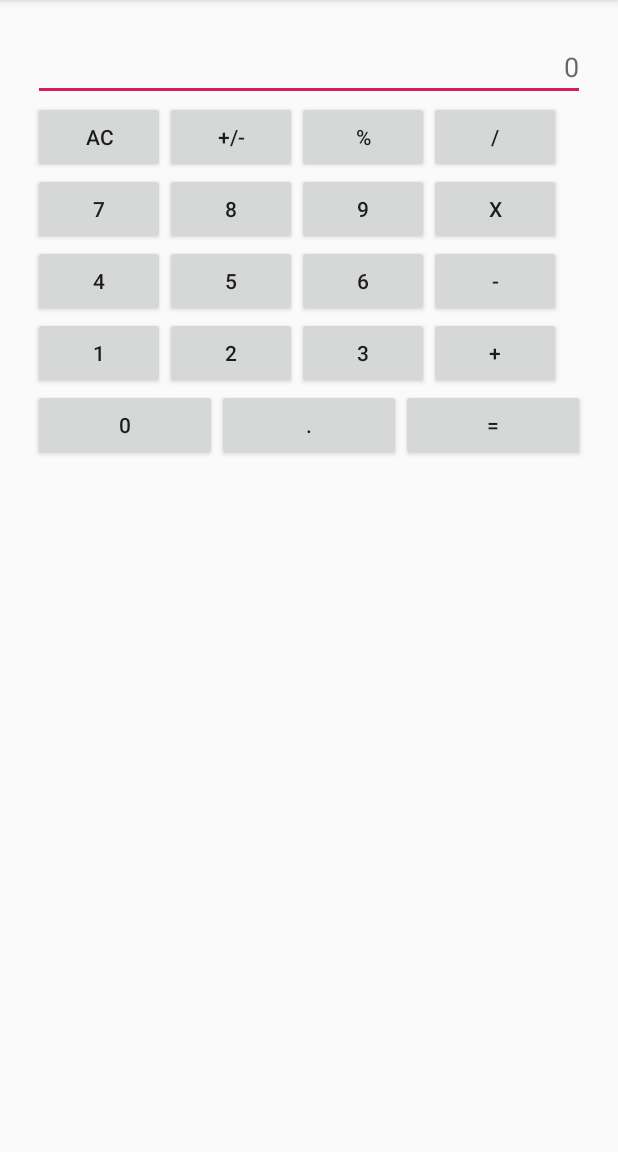
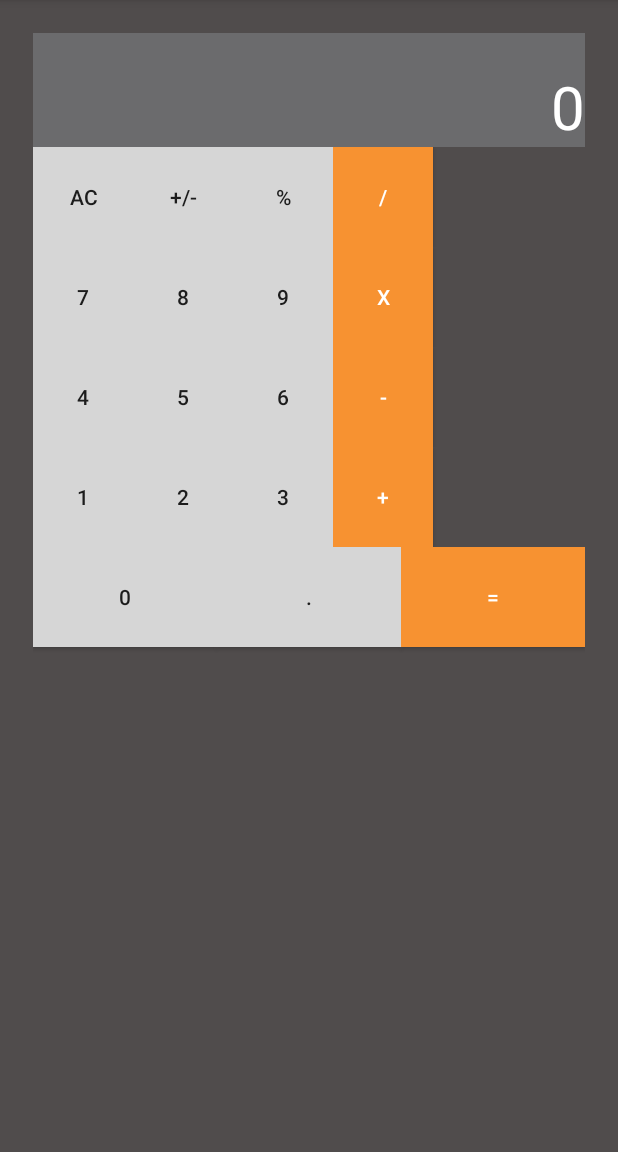
Before and after one commit to Pedestal19/Calculator_Demo, an Android app: the screen it shows after launch (MainActivity), on a phone screen of 412 x 824 dp, the part 84-1236 px from its top. Run offline under Robolectric (Android 15) with nearby library versions, the phone set to English and light mode, and no system bars.

Commit message:
styling ui

```diff
--- a/app/src/main/res/layout/activity_main.xml
+++ b/app/src/main/res/layout/activity_main.xml
@@ -4,6 +4,7 @@
     xmlns:tools="http://schemas.android.com/tools"
     android:layout_width="match_parent"
     android:layout_height="match_parent"
+    android:background="#504C4C"
     android:orientation="vertical"
     android:padding="10pt"
     tools:context=".MainActivity">
@@ -11,8 +12,13 @@
     <EditText
         android:layout_width="match_parent"
         android:layout_height="wrap_content"
+        android:background="@color/grey"
         android:gravity="right"
-        android:hint="0" />
+        android:hint="0"
+        android:paddingTop="10pt"
+        android:textColor="@color/white"
+        android:textColorHint="@color/white"
+        android:textSize="40sp" />
 
     <TableLayout
         android:layout_width="match_parent"
@@ -24,27 +30,32 @@
 
             <Button
                 android:id="@+id/button7"
-                android:layout_width="wrap_content"
-                android:layout_height="wrap_content"
+                android:layout_width="30pt"
+                android:layout_height="30pt"
+                android:background="@color/whiteback"
                 android:text="AC" />
 
             <Button
                 android:id="@+id/button6"
-                android:layout_width="wrap_content"
-                android:layout_height="wrap_content"
+                android:layout_width="30pt"
+                android:layout_height="30pt"
+                android:background="@color/whiteback"
                 android:text="+/-" />
 
             <Button
                 android:id="@+id/button5"
-                android:layout_width="wrap_content"
-                android:layout_height="wrap_content"
+                android:layout_width="30pt"
+                android:layout_height="30pt"
+                android:background="@color/whiteback"
                 android:text="%" />
 
             <Button
                 android:id="@+id/button4"
-                android:layout_width="wrap_content"
-                android:layout_height="wrap_content"
-                android:text="/" />
+                android:layout_width="30pt"
+                android:layout_height="30pt"
+                android:background="@color/buOperations"
+                android:text="/"
+                android:textColor="@color/white" />
         </TableRow>
 
         <TableRow
@@ -53,27 +64,32 @@
 
             <Button
                 android:id="@+id/button11"
-                android:layout_width="wrap_content"
-                android:layout_height="wrap_content"
+                android:layout_width="30pt"
+                android:layout_height="30pt"
+                android:background="@color/whiteback"
                 android:text="7" />
 
             <Button
                 android:id="@+id/button10"
-                android:layout_width="wrap_content"
-                android:layout_height="wrap_content"
+                android:layout_width="30pt"
+                android:layout_height="30pt"
+                android:background="@color/whiteback"
                 android:text="8" />
 
             <Button
                 android:id="@+id/button9"
-                android:layout_width="wrap_content"
-                android:layout_height="wrap_content"
+                android:layout_width="30pt"
+                android:layout_height="30pt"
+                android:background="@color/whiteback"
                 android:text="9" />
 
             <Button
                 android:id="@+id/button8"
-                android:layout_width="wrap_content"
-                android:layout_height="wrap_content"
-                android:text="X" />
+                android:layout_width="30pt"
+                android:layout_height="30pt"
+                android:background="@color/buOperations"
+                android:text="X"
+                android:textColor="@color/white" />
         </TableRow>
 
         <TableRow
@@ -82,27 +98,32 @@
 
             <Button
                 android:id="@+id/button15"
-                android:layout_width="wrap_content"
-                android:layout_height="wrap_content"
+                android:layout_width="30pt"
+                android:layout_height="30pt"
+                android:background="@color/whiteback"
                 android:text="4" />
 
             <Button
                 android:id="@+id/button14"
-                android:layout_width="wrap_content"
-                android:layout_height="wrap_content"
+                android:layout_width="30pt"
+                android:layout_height="30pt"
+                android:background="@color/whiteback"
                 android:text="5" />
 
             <Button
                 android:id="@+id/button13"
-                android:layout_width="wrap_content"
-                android:layout_height="wrap_content"
+                android:layout_width="30pt"
+                android:layout_height="30pt"
+                android:background="@color/whiteback"
                 android:text="6" />
 
             <Button
                 android:id="@+id/button12"
-                android:layout_width="wrap_content"
-                android:layout_height="wrap_content"
-                android:text="-" />
+                android:layout_width="30pt"
+                android:layout_height="30pt"
+                android:background="@color/buOperations"
+                android:text="-"
+                android:textColor="@color/white" />
         </TableRow>
 
         <TableRow
@@ -111,27 +132,32 @@
 
             <Button
                 android:id="@+id/button19"
-                android:layout_width="wrap_content"
-                android:layout_height="wrap_content"
+                android:layout_width="30pt"
+                android:layout_height="30pt"
+                android:background="@color/whiteback"
                 android:text="1" />
 
             <Button
                 android:id="@+id/button18"
-                android:layout_width="wrap_content"
-                android:layout_height="wrap_content"
+                android:layout_width="30pt"
+                android:layout_height="30pt"
+                android:background="@color/whiteback"
                 android:text="2" />
 
             <Button
                 android:id="@+id/button17"
-                android:layout_width="wrap_content"
-                android:layout_height="wrap_content"
+                android:layout_width="30pt"
+                android:layout_height="30pt"
+                android:background="@color/whiteback"
                 android:text="3" />
 
             <Button
                 android:id="@+id/button16"
-                android:layout_width="wrap_content"
-                android:layout_height="wrap_content"
-                android:text="+" />
+                android:layout_width="30pt"
+                android:layout_height="30pt"
+                android:background="@color/buOperations"
+                android:text="+"
+                android:textColor="@color/white" />
         </TableRow>
     </TableLayout>
 
@@ -142,24 +168,28 @@
 
         <Button
             android:id="@+id/button3"
-            android:layout_width="wrap_content"
-            android:layout_height="wrap_content"
+            android:layout_width="30pt"
+            android:layout_height="30pt"
             android:layout_weight="1"
+            android:background="@color/whiteback"
             android:text="0" />
 
         <Button
             android:id="@+id/button2"
-            android:layout_width="wrap_content"
-            android:layout_height="wrap_content"
+            android:layout_width="30pt"
+            android:layout_height="30pt"
             android:layout_weight="1"
+            android:background="@color/whiteback"
             android:text="." />
 
         <Button
             android:id="@+id/button"
-            android:layout_width="wrap_content"
-            android:layout_height="wrap_content"
+            android:layout_width="30pt"
+            android:layout_height="30pt"
             android:layout_weight="1"
-            android:text="=" />
+            android:background="@color/buOperations"
+            android:text="="
+            android:textColor="@color/white" />
     </LinearLayout>
 
 </LinearLayout>
--- a/app/src/main/res/values/colors.xml
+++ b/app/src/main/res/values/colors.xml
@@ -3,4 +3,9 @@
     <color name="colorPrimary">#008577</color>
     <color name="colorPrimaryDark">#00574B</color>
     <color name="colorAccent">#D81B60</color>
+    <color name="grey">#6B6B6D</color>
+    <color name="black">#000000</color>
+    <color name="whiteback">#D6D6D6</color>
+    <color name="buOperations">#F79231</color>
+    <color name="white">#FFFFFF</color>
 </resources>
```
